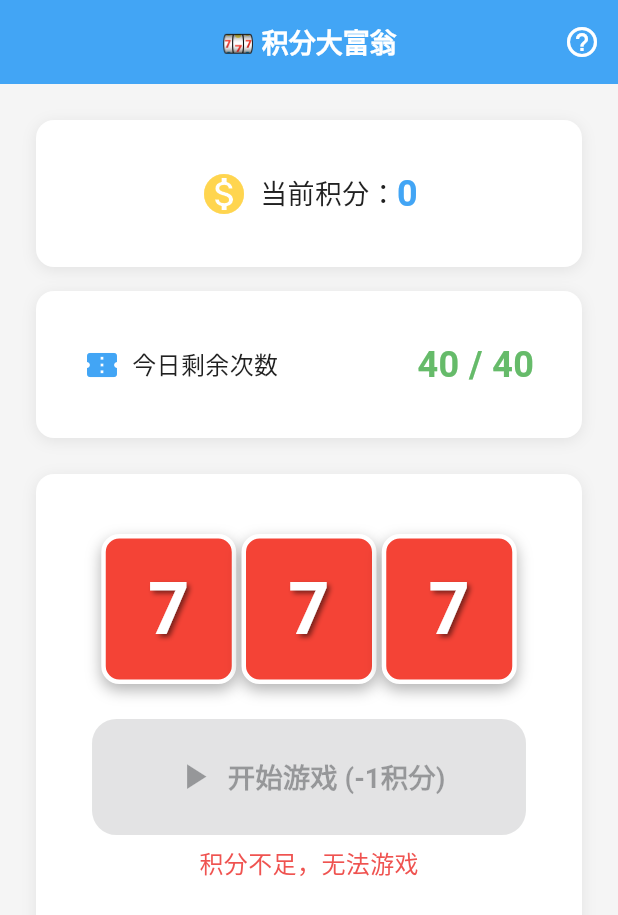
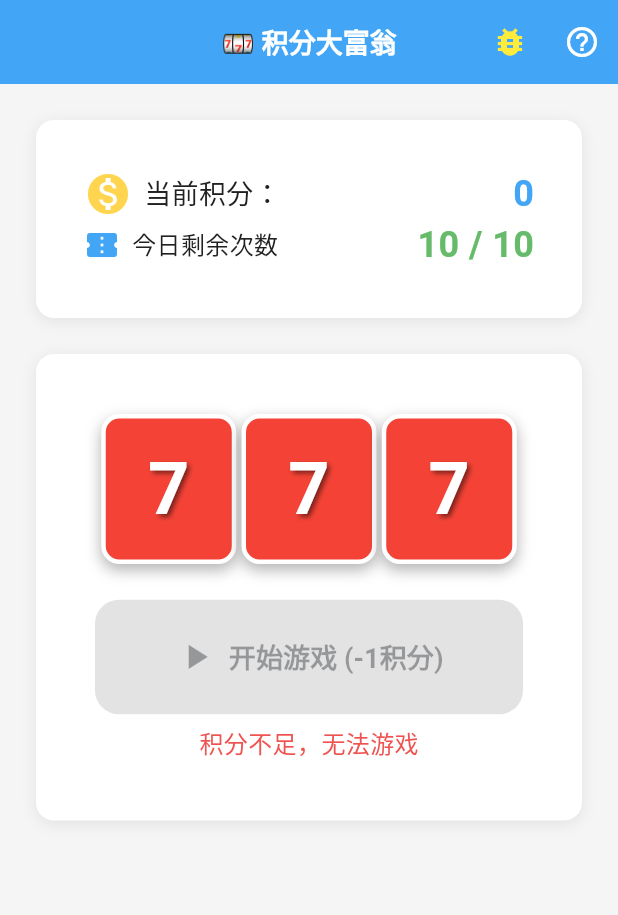
Before and after one commit to riceFun/magic_lamp, a Flutter app: the SlotMachineGamePage screen opened by its route, on a phone screen of 412 x 824 dp. Shown: the top 915 px of the screen. Run offline on Flutter 3.47's test engine with Material 3 defaults, Android fonts, the phone set to English and light mode, and no system bars; our stand-ins replace flutter_easyloading, go_router, shared_preferences, sqflite; accounts and stored records are empty.

Commit message:
feat： app func

```diff
--- a/lib/pages/game/slot_machine_game_page.dart
+++ b/lib/pages/game/slot_machine_game_page.dart
@@ -17,7 +17,7 @@ class SlotMachineGamePage extends StatefulWidget {
 }
 
 class _SlotMachineGamePageState extends State<SlotMachineGamePage>
-    with TickerProviderStateMixin {
+    with TickerProviderStateMixin, WidgetsBindingObserver {
   late AnimationController _slotController1;
   late AnimationController _slotController2;
   late AnimationController _slotController3;
@@ -36,39 +36,37 @@ class _SlotMachineGamePageState extends State<SlotMachineGamePage>
   @override
   void initState() {
     super.initState();
+    WidgetsBinding.instance.addObserver(this);
 
     _slotController1 = AnimationController(
       vsync: this,
-      duration: Duration(milliseconds: 100),
+      duration: Duration(milliseconds: 300),
     );
 
     _slotController2 = AnimationController(
       vsync: this,
-      duration: Duration(milliseconds: 100),
+      duration: Duration(milliseconds: 300),
     );
 
     _slotController3 = AnimationController(
       vsync: this,
-      duration: Duration(milliseconds: 100),
+      duration: Duration(milliseconds: 300),
     );
 
     _pulseController = AnimationController(
       vsync: this,
-      duration: Duration(milliseconds: 800),
+      duration: Duration(milliseconds: 1000),
     )..repeat(reverse: true);
 
-    // 加载今日游戏记录
+    // 加载今日游戏记录和刷新用户余额
     WidgetsBinding.instance.addPostFrameCallback((_) {
-      final userProvider = context.read<UserProvider>();
-      final user = userProvider.currentUser;
-      if (user != null) {
-        context.read<SlotGameProvider>().loadTodayRecords(user.id!);
-      }
+      _refreshData();
     });
   }
 
   @override
   void dispose() {
+    WidgetsBinding.instance.removeObserver(this);
     _slotController1.dispose();
     _slotController2.dispose();
     _slotController3.dispose();
@@ -77,6 +75,28 @@ class _SlotMachineGamePageState extends State<SlotMachineGamePage>
     _spinTimer2?.cancel();
     _spinTimer3?.cancel();
     super.dispose();
+  }
+
+  @override
+  void didChangeAppLifecycleState(AppLifecycleState state) {
+    super.didChangeAppLifecycleState(state);
+    // 当应用恢复到前台时刷新数据
+    if (state == AppLifecycleState.resumed) {
+      _refreshData();
+    }
+  }
+
+  /// 刷新数据（用户余额 + 游戏记录）
+  Future<void> _refreshData() async {
+    final userProvider = context.read<UserProvider>();
+    final slotProvider = context.read<SlotGameProvider>();
+    final user = userProvider.currentUser;
+    if (user != null) {
+      await Future.wait([
+        userProvider.refreshCurrentUser(),
+        slotProvider.loadTodayRecords(user.id!),
+      ]);
+    }
   }
 
   /// 开始游戏
@@ -242,21 +262,21 @@ class _SlotMachineGamePageState extends State<SlotMachineGamePage>
     String result3,
   ) async {
     // 第一个转盘停止
-    await Future.delayed(Duration(milliseconds: 800));
+    await Future.delayed(Duration(milliseconds: 1200));
     _spinTimer1?.cancel();
     setState(() => _displaySlot1 = result1);
 
     // 第二个转盘停止
-    await Future.delayed(Duration(milliseconds: 600));
+    await Future.delayed(Duration(milliseconds: 1200));
     _spinTimer2?.cancel();
     setState(() => _displaySlot2 = result2);
 
     // 第三个转盘停止
-    await Future.delayed(Duration(milliseconds: 600));
+    await Future.delayed(Duration(milliseconds: 1200));
     _spinTimer3?.cancel();
     setState(() => _displaySlot3 = result3);
 
-    await Future.delayed(Duration(milliseconds: 500));
+    await Future.delayed(Duration(milliseconds: 1000));
   }
 
   /// 显示中奖动画
@@ -305,8 +325,6 @@ class _SlotMachineGamePageState extends State<SlotMachineGamePage>
         backgroundColor: AppTheme.primaryColor,
         title: Text('🎰 积分大富翁'),
         actions: [
-          // 调试模式：模拟中奖按钮（发布版本不显示）
-          if (kDebugMode)
           PopupMenuButton<String>(
               icon: Icon(Icons.bug_report, color: Colors.yellow),
               tooltip: '模拟中奖（调试用）',
@@ -403,43 +421,9 @@ class _SlotMachineGamePageState extends State<SlotMachineGamePage>
             padding: EdgeInsets.all(AppTheme.spacingLarge),
             child: Column(
               children: [
-                // 积分余额显示
-                CustomCard(
-                  child: Padding(
-                    padding: EdgeInsets.all(AppTheme.spacingMedium),
-                    child: Row(
-                      mainAxisAlignment: MainAxisAlignment.center,
-                      children: [
-                        Icon(
-                          Icons.monetization_on,
-                          color: AppTheme.accentYellow,
-                          size: 32,
-                        ),
-                        SizedBox(width: AppTheme.spacingSmall),
-                        Text(
-                          '当前积分：',
-                          style: TextStyle(
-                            fontSize: AppTheme.fontSizeLarge,
-                            color: AppTheme.textPrimaryColor,
-                          ),
-                        ),
-                        Text(
-                          '${user.totalPoints}',
-                          style: TextStyle(
-                            fontSize: AppTheme.fontSizeXLarge,
-                            fontWeight: FontWeight.bold,
-                            color: AppTheme.primaryColor,
-                          ),
-                        ),
-                      ],
-                    ),
-                  ),
-                ),
-
-                SizedBox(height: AppTheme.spacingMedium),
-
-                // 剩余次数显示
-                _RemainingPlaysCard(
+                // 积分余额&剩余次数显示
+                _PlaysCard(
+                  points: user.totalPoints,
                   remaining: slotProvider.remainingPlays,
                   total: SlotGameProvider.dailyLimit,
                 ),
@@ -673,11 +657,13 @@ class _SlotReel extends StatelessWidget {
 }
 
 /// 剩余次数卡片
-class _RemainingPlaysCard extends StatelessWidget {
+class _PlaysCard extends StatelessWidget {
+  final int points;
   final int remaining;
   final int total;
 
-  const _RemainingPlaysCard({
+  const _PlaysCard({
+    required this.points,
     required this.remaining,
     required this.total,
   });
@@ -687,7 +673,36 @@ class _RemainingPlaysCard extends StatelessWidget {
     return CustomCard(
       child: Padding(
         padding: EdgeInsets.all(AppTheme.spacingMedium),
-        child: Row(
+        child: Column(
+          children: [
+            Row(
+              mainAxisAlignment: MainAxisAlignment.center,
+              children: [
+                Icon(
+                  Icons.monetization_on,
+                  color: AppTheme.accentYellow,
+                  size: 32,
+                ),
+                SizedBox(width: AppTheme.spacingSmall),
+                Text(
+                  '当前积分：',
+                  style: TextStyle(
+                    fontSize: AppTheme.fontSizeLarge,
+                    color: AppTheme.textPrimaryColor,
+                  ),
+                ),
+                Spacer(),
+                Text(
+                  '$points',
+                  style: TextStyle(
+                    fontSize: AppTheme.fontSizeXLarge,
+                    fontWeight: FontWeight.bold,
+                    color: AppTheme.primaryColor,
+                  ),
+                ),
+              ],
+            ),
+            Row(
               mainAxisAlignment: MainAxisAlignment.spaceBetween,
               children: [
                 Row(
@@ -714,6 +729,8 @@ class _RemainingPlaysCard extends StatelessWidget {
                     fontWeight: FontWeight.bold,
                     color: remaining > 0 ? AppTheme.accentGreen : AppTheme.accentRed,
                   ),
+                ),
+              ],
             ),
           ],
         ),
--- a/lib/providers/slot_game_provider.dart
+++ b/lib/providers/slot_game_provider.dart
@@ -2,10 +2,12 @@ import 'package:flutter/material.dart';
 import 'dart:math';
 import '../data/models/slot_game_record.dart';
 import '../data/database_helper.dart';
+import '../data/repositories/user_repository.dart';
 
 /// 老虎机游戏Provider
 class SlotGameProvider extends ChangeNotifier {
   final DatabaseHelper _db = DatabaseHelper.instance;
+  final UserRepository _userRepository = UserRepository();
 
   ///77777 调整中奖概率：修改这个列表可以改变各符号出现的概率
   /// 例如：如果想让7更容易出现，可以在列表中多次添加'7'
@@ -29,7 +31,7 @@ class SlotGameProvider extends ChangeNotifier {
 
   ///77777 调整每日可玩次数：修改这里的数值即可（当前为10次）
   // 每日限制
-  static const int dailyLimit = 40;
+  static const int dailyLimit =  10;
 
   // Getters
   bool get isPlaying => _isPlaying;
@@ -112,6 +114,9 @@ class SlotGameProvider extends ChangeNotifier {
       final prizeType = prizeResult['type'] as String;
       final reward = prizeResult['reward'] as int;
 
+      // 计算最终积分
+      final finalPoints = currentPoints - 1 + reward;
+
       // 1. 扣除1积分（投入）
       await db.insert('point_records', {
         'user_id': userId,
@@ -128,7 +133,7 @@ class SlotGameProvider extends ChangeNotifier {
         await db.insert('point_records', {
           'user_id': userId,
           'points': reward,
-          'balance': currentPoints - 1 + reward,
+          'balance': finalPoints,
           'type': 'earn',
           'source_type': 'slot_game',
           'description': '积分大富翁中奖: ${prizeResult['name']}',
@@ -136,7 +141,10 @@ class SlotGameProvider extends ChangeNotifier {
         });
       }
 
-      // 3. 保存游戏记录
+      // 3. 更新用户表的总积分
+      await _userRepository.updateUserPoints(userId, finalPoints);
+
+      // 4. 保存游戏记录
       final gameRecord = SlotGameRecord(
         userId: userId,
         result1: result1,
@@ -149,7 +157,7 @@ class SlotGameProvider extends ChangeNotifier {
 
       await db.insert('slot_game_records', gameRecord.toMap());
 
-      // 4. 刷新今日记录
+      // 5. 刷新今日记录
       await loadTodayRecords(userId);
 
       _isPlaying = false;
```
Also changed, not shown: lib/pages/points/points_detail_page.dart (+33 -11 lines), lib/pages/statistics/statistics_page.dart (+0 -89 lines). Lines whose indentation alone changed are shown as unchanged.
